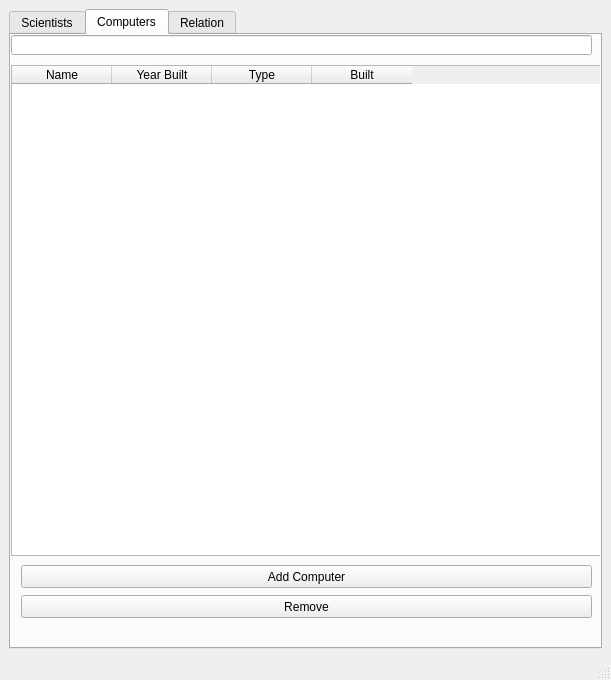
Old version of the form Verklegt/mainmenu.ui in the repository disaerna/T-113-VLN1.
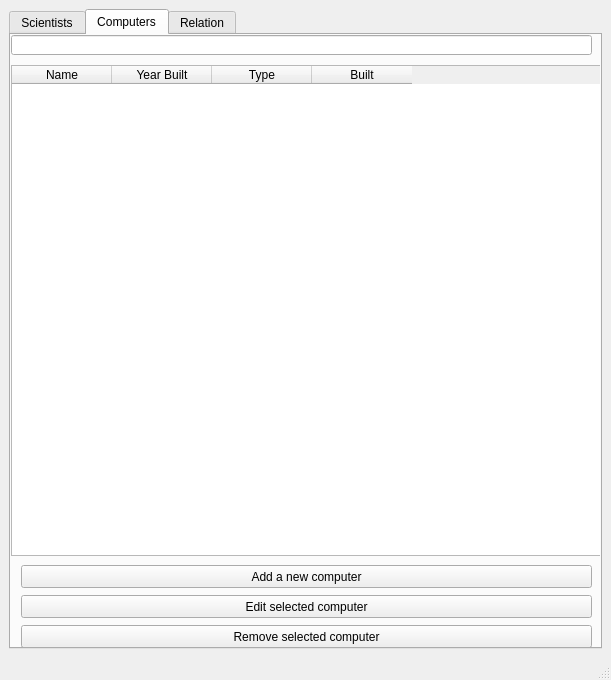
New version of the form. The open tabs and pages were chosen to show the change.

Commit message: Laga útlit og nöfn

Patch:
```diff
--- a/Verklegt/mainmenu.ui
+++ b/Verklegt/mainmenu.ui
@@ -185,20 +185,20 @@
          </rect>
         </property>
         <property name="text">
-         <string>Add Computer</string>
+         <string>Add a new computer</string>
         </property>
        </widget>
        <widget class="QPushButton" name="pushButton_RemoveComputer">
         <property name="geometry">
          <rect>
           <x>10</x>
-          <y>560</y>
+          <y>590</y>
           <width>571</width>
           <height>23</height>
          </rect>
         </property>
         <property name="text">
-         <string>Remove</string>
+         <string>Remove selected computer</string>
         </property>
        </widget>
        <widget class="QTableWidget" name="table_Computers">
@@ -258,6 +258,19 @@
          </rect>
         </property>
        </widget>
+       <widget class="QPushButton" name="pushButton_EditComputer">
+        <property name="geometry">
+         <rect>
+          <x>10</x>
+          <y>560</y>
+          <width>571</width>
+          <height>23</height>
+         </rect>
+        </property>
+        <property name="text">
+         <string>Edit selected computer</string>
+        </property>
+       </widget>
       </widget>
       <widget class="QWidget" name="Tab_Relations">
        <attribute name="title">
```
Left out of the diff: 8 changed lines with no effect on the pictures. The commit also changes 2 other files.
